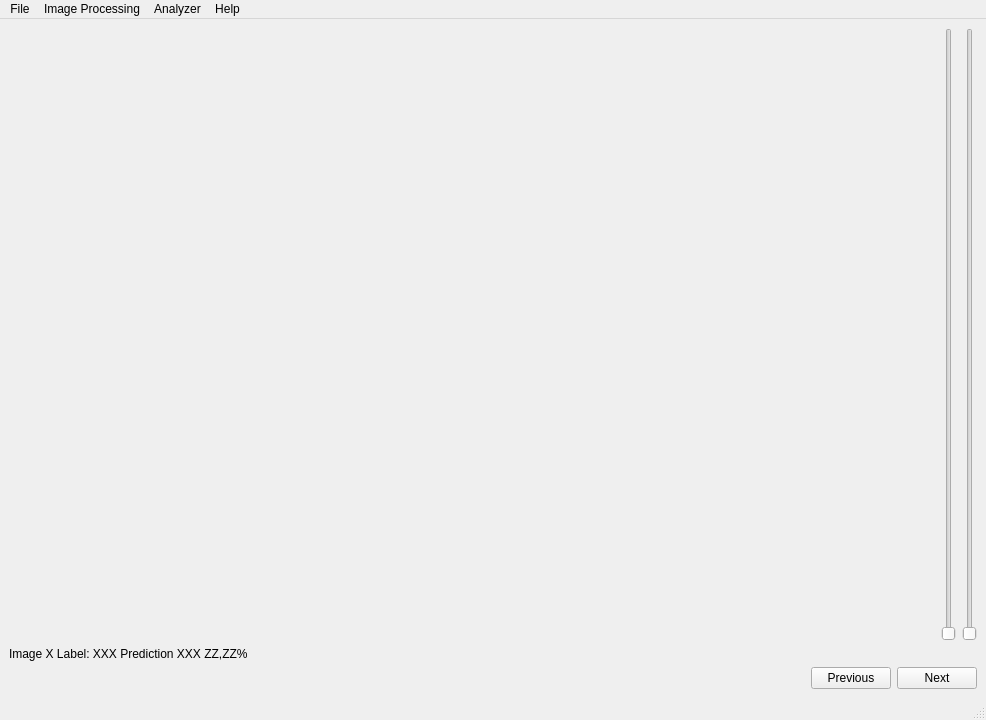
This is imageviewer.ui in aflorkowska/Medical-Image-Analyzer as Qt 5 draws it before an edit. The edited form follows.
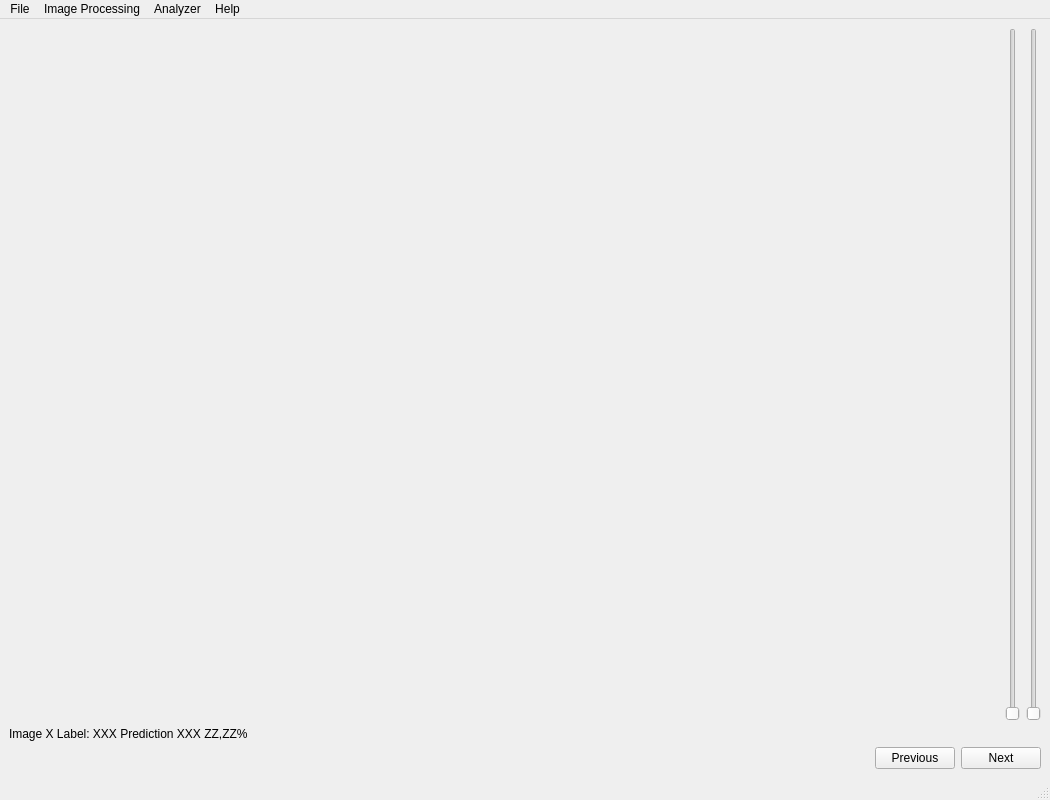
This is the edited form.

Commit message: Added option: bluring

What changed in the file:
```diff
--- a/imageviewer.ui
+++ b/imageviewer.ui
@@ -6,8 +6,8 @@
    <rect>
     <x>0</x>
     <y>0</y>
-    <width>986</width>
-    <height>720</height>
+    <width>1050</width>
+    <height>800</height>
    </rect>
   </property>
   <property name="windowTitle">
@@ -28,6 +28,9 @@
         </item>
         <item>
          <widget class="QSlider" name="verticalSlider">
+          <property name="maximum">
+           <number>30</number>
+          </property>
           <property name="orientation">
            <enum>Qt::Vertical</enum>
           </property>
@@ -35,6 +38,15 @@
         </item>
         <item>
          <widget class="QSlider" name="verticalSlider_2">
+          <property name="minimum">
+           <number>0</number>
+          </property>
+          <property name="maximum">
+           <number>10</number>
+          </property>
+          <property name="singleStep">
+           <number>1</number>
+          </property>
           <property name="orientation">
            <enum>Qt::Vertical</enum>
           </property>
@@ -97,8 +109,8 @@
     <rect>
      <x>0</x>
      <y>0</y>
-     <width>986</width>
-     <height>31</height>
+     <width>1050</width>
+     <height>21</height>
     </rect>
    </property>
    <widget class="QMenu" name="menuFile">
```
The commit also changes 1 other file.
